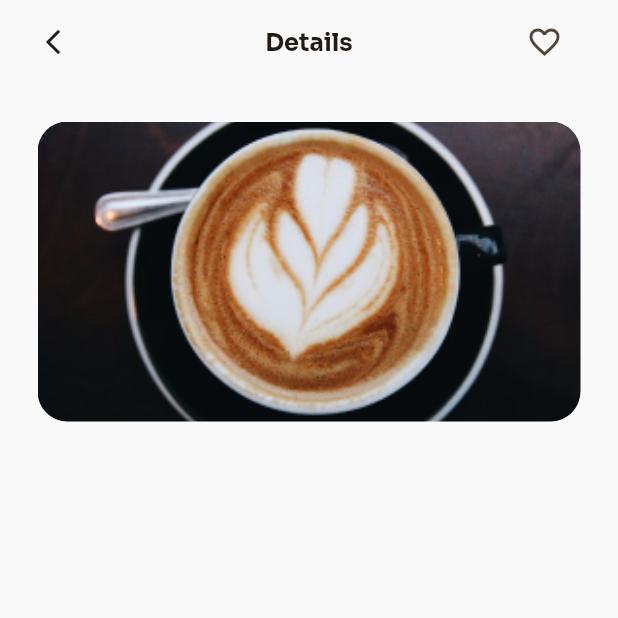
After one commit to rizasghari/coffeeshop_flutter, a Flutter app: the AppWrapperScreen screen opened directly, after a tap on "5.0", on a phone screen of 412 x 824 dp, the top half of it. The commit adds this screen. Run offline on Flutter 3.47's test engine with Material 3 defaults, Android fonts, the phone set to English and light mode, and no system bars; generated files the repository leaves out were written again.

Commit message:
item details page implementation started

```diff
--- a/lib/screens/home_screen.dart
+++ b/lib/screens/home_screen.dart
@@ -1,4 +1,5 @@
 import 'package:coffee_shop_flutter/mock_data.dart';
+import 'package:coffee_shop_flutter/screens/item_details_screen.dart';
 import 'package:flutter/cupertino.dart';
 import 'package:flutter/material.dart';
 import 'package:flutter/widgets.dart';
@@ -342,7 +343,14 @@ class _HomeScreenState extends State<HomeScreen>
   }
 
   Widget _item(int index) {
-    return Card(
+    return GestureDetector(
+      onTap: () {
+        Navigator.push(
+          context,
+          MaterialPageRoute(builder: (context) => ItemDetailsScreen(id: index)),
+        );
+      },
+      child: Card(
         color: white,
         child: Padding(
           padding: const EdgeInsets.all(10.0),
@@ -445,6 +453,7 @@ class _HomeScreenState extends State<HomeScreen>
             ),
           ),
         ),
+      ),
     );
   }
 
--- /dev/null
+++ b/lib/screens/item_details_screen.dart
@@ -0,0 +1,72 @@
+import 'package:coffee_shop_flutter/ui/colors.dart';
+import 'package:flutter/cupertino.dart';
+import 'package:flutter/material.dart';
+import 'package:flutter/painting.dart';
+
+import '../ui/gradients.dart';
+
+class ItemDetailsScreen extends StatefulWidget {
+  final int id;
+
+  const ItemDetailsScreen({super.key, required this.id});
+
+  @override
+  State<ItemDetailsScreen> createState() => _ItemDetailsScreenState();
+}
+
+class _ItemDetailsScreenState extends State<ItemDetailsScreen> {
+  @override
+  Widget build(BuildContext context) {
+    return Scaffold(
+      appBar: AppBar(
+        backgroundColor: whiteLight,
+        title: const Text(
+          'Details',
+          style: TextStyle(fontSize: 16.0, fontWeight: FontWeight.bold),
+        ),
+        centerTitle: true,
+        leading: const Padding(
+          padding: EdgeInsets.only(left: 25.0),
+          child: Icon(
+            Icons.arrow_back_ios,
+            size: 20.0,
+          ),
+        ),
+        actions: [
+          Padding(
+            padding: const EdgeInsets.only(right: 25.0),
+            child: IconButton(
+              onPressed: () {},
+              icon: const Icon(
+                Icons.favorite_border,
+                size: 24.0,
+              ),
+            ),
+          ),
+        ],
+      ),
+      body: Container(
+        color: whiteLight,
+        child: Padding(
+          padding: const EdgeInsets.all(25.0),
+          child: Column(
+            mainAxisSize: MainAxisSize.max,
+            mainAxisAlignment: MainAxisAlignment.start,
+            crossAxisAlignment: CrossAxisAlignment.start,
+            children: [
+              ClipRRect(
+                borderRadius: BorderRadius.circular(20.0),
+                child: const Image(
+                  image: AssetImage("assets/images/item.png"),
+                  fit: BoxFit.cover,
+                  width: double.infinity,
+                  height: 200.0,
+                ),
+              ),
+            ],
+          ),
+        ),
+      ),
+    );
+  }
+}
```
Lines whose indentation alone changed are shown as unchanged.
